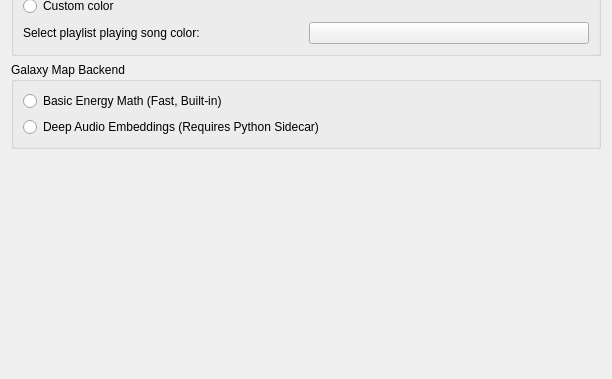
This is src/settings/appearancesettingspage.ui in joshuachen6/strawberry as Qt 5 draws it before an edit; both pictures show x 0 to 612 and y 807 to 1186 of the 612 by 1186 pixel window. The edited form follows.
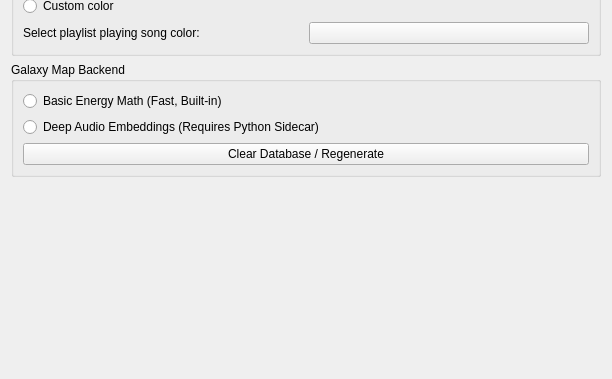
This is the edited form.

```diff
--- a/src/settings/appearancesettingspage.ui
+++ b/src/settings/appearancesettingspage.ui
@@ -605,6 +605,13 @@
          </property>
         </widget>
        </item>
+       <item>
+        <widget class="QPushButton" name="button_clear_galaxy_db">
+         <property name="text">
+          <string>Clear Database / Regenerate</string>
+         </property>
+        </widget>
+       </item>
       </layout>
      </widget>
     </item>
```
